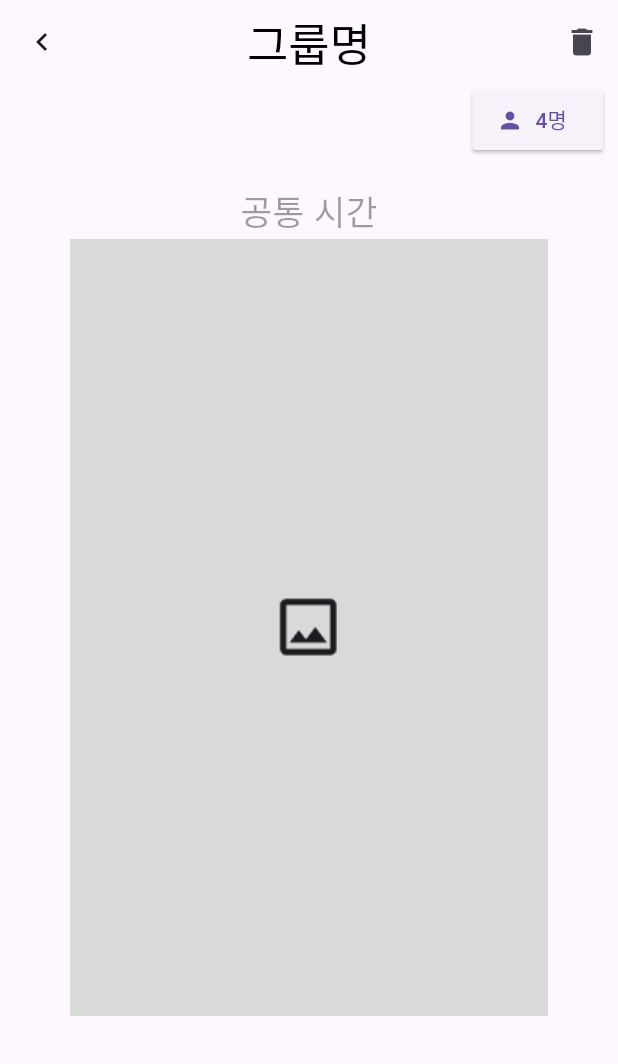
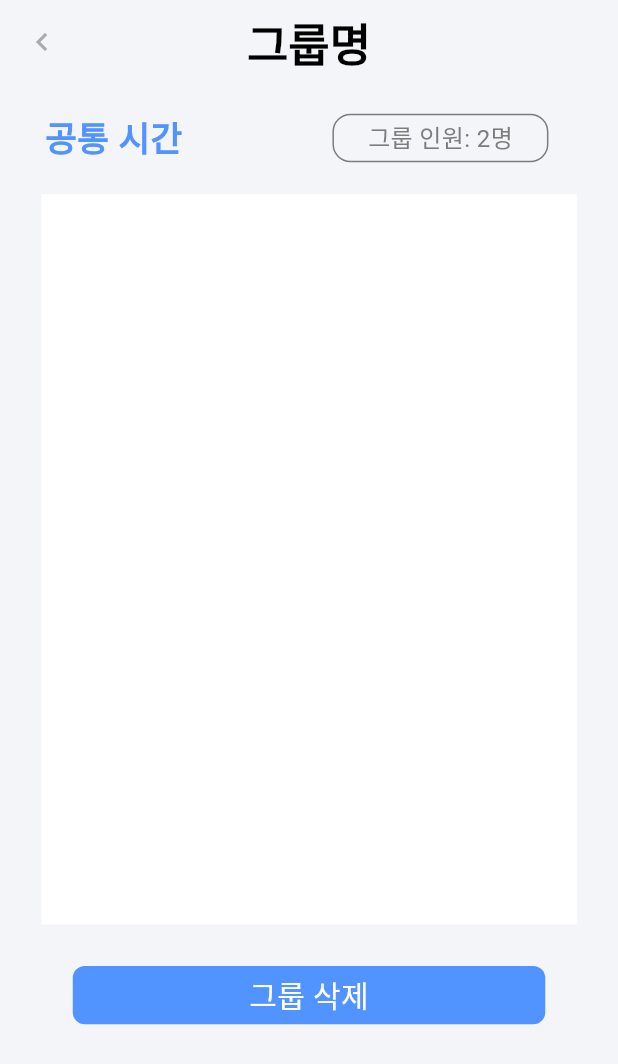
Before and after one commit to AIIA-GCU/VinTeum-FE, a Flutter app: the DetailScreen screen opened directly, on a phone screen of 412 x 824 dp. Shown: the top 1064 px of the screen. Run offline on Flutter 3.47's test engine with Material 3 defaults, Android fonts, the phone set to English and light mode, and no system bars; our stand-ins replace image_picker.

Commit message:
detailpage1 add

```diff
--- a/lib/Page/Detail_Screen1.dart
+++ b/lib/Page/Detail_Screen1.dart
@@ -1,5 +1,8 @@
+import 'package:flutter/cupertino.dart';
 import 'package:flutter/material.dart';
+import 'package:vinteum/Common/color.dart';
 import 'package:vinteum/Page/Detail_Screen2.dart';
+import 'package:vinteum/main.dart';
 
 class DetailScreen extends StatelessWidget {
   const DetailScreen({super.key});
@@ -8,19 +11,94 @@ class DetailScreen extends StatelessWidget {
   Widget build(BuildContext context) {
     return Placeholder(
       child: Scaffold(
+        backgroundColor: VinTeumColors.background,
         appBar: AppBar(
           leading:IconButton(onPressed: (){
             Navigator.pop(context);
-          }, icon: Icon(Icons.chevron_left_sharp),),
+          }, icon: Icon(Icons.chevron_left_sharp,
+            color: VinTeumColors.grey,
+          ),
+          ),
           title: Text('그룹명'), //타이틀 -> 폰트 바꾸기
           titleTextStyle: TextStyle(
               fontSize: 30,
-              //fontWeight: FontWeight.bold,
+              fontWeight: FontWeight.bold,
               color: Colors.black
           ),
           centerTitle: true,
-          actions: [
-            IconButton(onPressed: (){
+          backgroundColor: VinTeumColors.background,
+        ),
+        body: Column(
+          children: [
+                SizedBox(height: ratio.height * 20),
+                Row(
+                  children: [
+                    SizedBox(width: ratio.width * 30,),
+                    Container(
+                      child: Text('공통 시간',
+                        style: TextStyle(
+                            fontSize: 23,
+                            fontWeight: FontWeight.bold,
+                            color: VinTeumColors.mainBlue
+                        ),
+                      ),
+                    ),
+                    SizedBox(width: ratio.width * 100),
+                    GestureDetector(
+                      onTap: (){
+                        Navigator.push(
+                          context,
+                          MaterialPageRoute(builder: (context)=> DetailScreen2()),
+                        );
+                      },
+                      child: Container(
+                        width: ratio.width * 144,
+                        height: ratio.height * 35,
+                        decoration: BoxDecoration(
+                          borderRadius: BorderRadius.all(
+                            Radius.circular(12),
+                          ),
+                          border: Border.all(
+                            color: VinTeumColors.darkgrey
+                          ),
+                        ),
+                        child: Center(child: Text(
+                            '그룹 인원: 2명',
+                          style: TextStyle(
+                            fontSize: 16,
+                            color: VinTeumColors.darkgrey,
+                          ),
+                        ),
+                        ),
+
+
+                      ),
+                    ),
+
+
+                // Image.asset(
+                //   'assets/img/ex_img.png',
+                //   width: ratio.width * 319,
+                //   height: ratio.height * 518,
+                //   fit: BoxFit.cover,
+                // ),
+              ],
+            ),
+            SizedBox(height: 20,),
+            Container(
+              height: ratio.height * 527,
+              width: ratio.width * 357,
+              decoration: BoxDecoration(
+                color: Colors.white
+              ),
+
+
+            ),
+            SizedBox(
+              height: ratio.height * 30,
+            ),
+            GestureDetector(
+              onTap: (){
                 //눌렸을시 '정말로 삭제하시겠습니까?' 경고문구 팝업후 삭제
                 showDialog(context: context,
                   builder: (BuildContext context){
@@ -45,52 +123,30 @@ class DetailScreen extends StatelessWidget {
                   },
                 );
               },
-                icon: Icon(Icons.delete),
-            ),
-          ],
-          ),
-        body: Column(
-          children: [
-            Container(
-              //padding: EdgeInsets.all(2.0),
-              child: Row(
-               mainAxisAlignment: MainAxisAlignment.end,
-                children: [
-                  Container(
-                    padding: EdgeInsets.only(right: 10.0),
-                    child: ElevatedButton.icon(
-                        onPressed: (){
-                          Navigator.push(
-                            context,
-                            MaterialPageRoute(builder: (context)=> DetailScreen2()),
-                          );
-                        },
-                        style: ElevatedButton.styleFrom(
-                          shape: RoundedRectangleBorder(
-                            borderRadius: BorderRadius.circular(2.0),
-                          ) ,
-                        ),
-                        icon: Icon(Icons.person),
-                        label: Text('4명'), //back에서 인원수 데이터 받아오기
+              child: Container(
+                width: ratio.width * 315,
+                height: ratio.height * 42,
+
+                decoration: BoxDecoration(
+                  color: VinTeumColors.mainBlue,
+                  borderRadius: BorderRadius.all(
+                    Radius.circular(8),
                   ),
                 ),
-                ],
+                child: Center(
+                  child: Text(
+                    '그룹 삭제',
+                    style: TextStyle(
+                      fontSize: 20,
+                      color: Colors.white,
+                    ),
+
                   ),
                 ),
-            Column(
-              children: [
-                Container(
-                  padding: EdgeInsets.only(top:20.0),
-                  child: Text('공통 시간',
-                    style: TextStyle(
-                      fontSize: 23,
-                      color: Colors.black38
+
               ),
             ),
-                ),
-                Image.asset('assets/img/ex_img.png'),
-              ],
-            ),
+
 
           ],
 
```
Lines whose indentation alone changed are shown as unchanged.
